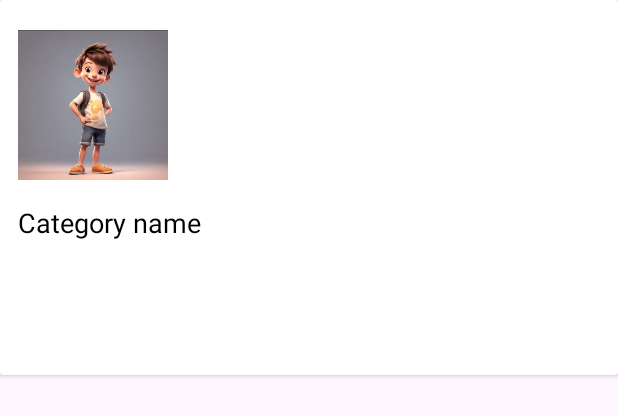
After one commit to Mo3en22/Cook-Book, an Android app: the layout item_category.xml on its own in the app's theme, with its tools: preview values and no code run, on a phone screen of 412 x 824 dp. The commit adds this screen. Shown: the top 416 px of the screen. Run offline under Robolectric (Android 15) with nearby library versions, the phone set to English and light mode, and no system bars; Roboto replaces fonts that are not available here.

Commit message:
Update Home2

```diff
--- a/app/src/main/java/com/training/recipeapp/fragments/LoginFragment.kt
+++ b/app/src/main/java/com/training/recipeapp/fragments/LoginFragment.kt
@@ -45,14 +45,15 @@ class LoginFragment : Fragment() {
             findNavController().navigate(R.id.action_loginFragment_to_registerFragment)
         }
         loginButton.setOnClickListener {
+
             val email = userEmailEditText.editText?.text.toString()
             val password = passwordEditText.editText?.text.toString()
 
             lifecycleScope.launch {
 
-
+               // val emailPattern = "[a-zA-Z0-9._-]+@[a-z]+\\.+[a-z]+"
                 val user = userViewModel.getUser(email)
-                if (user != null && BCrypt.checkpw(password, user.hashedPassword)) {
+                if (user != null && BCrypt.checkpw(password, user.hashedPassword) ){//&& email.matches(emailPattern.toRegex())) {
                     val prefs =
                         requireActivity().getSharedPreferences("app_prefs", Context.MODE_PRIVATE)
                     with(prefs.edit()) {
--- /dev/null
+++ b/app/src/main/res/drawable/broken_image.xml
@@ -0,0 +1,5 @@
+<vector xmlns:android="http://schemas.android.com/apk/res/android" android:height="24dp" android:tint="#ACA8A8" android:viewportHeight="24" android:viewportWidth="24" android:width="24dp">
+
+    <path android:fillColor="@android:color/white" android:pathData="M21,5v6.59l-3,-3.01 -4,4.01 -4,-4 -4,4 -3,-3.01L3,5c0,-1.1 0.9,-2 2,-2h14c1.1,0 2,0.9 2,2zM18,11.42l3,3.01L21,19c0,1.1 -0.9,2 -2,2L5,21c-1.1,0 -2,-0.9 -2,-2v-6.58l3,2.99 4,-4 4,4 4,-3.99z"/>
+
+</vector>
--- /dev/null
+++ b/app/src/main/res/drawable/error_outline.xml
@@ -0,0 +1,5 @@
+<vector xmlns:android="http://schemas.android.com/apk/res/android" android:height="24dp" android:tint="#ACA8A8" android:viewportHeight="24" android:viewportWidth="24" android:width="24dp">
+
+    <path android:fillColor="@android:color/white" android:pathData="M11,15h2v2h-2zM11,7h2v6h-2zM11.99,2C6.47,2 2,6.48 2,12s4.47,10 9.99,10C17.52,22 22,17.52 22,12S17.52,2 11.99,2zM12,20c-4.42,0 -8,-3.58 -8,-8s3.58,-8 8,-8 8,3.58 8,8 -3.58,8 -8,8z"/>
+
+</vector>
--- a/app/src/main/res/layout/fragment_login.xml
+++ b/app/src/main/res/layout/fragment_login.xml
@@ -50,13 +50,14 @@
         android:layout_width="match_parent"
         android:layout_height="wrap_content"
         app:layout_constraintTop_toBottomOf="@id/et_user_name"
-        android:layout_marginTop="15dp">
+        android:layout_marginTop="15dp"
+        app:passwordToggleEnabled="true">
 
         <com.google.android.material.textfield.TextInputEditText
             android:layout_width="match_parent"
             android:layout_height="wrap_content"
             android:hint="Enter your password"
-            android:inputType="numberPassword"
+            android:inputType="textPassword"
             android:textSize="16sp"
             style="@style/CustomTextStyle" />
     </com.google.android.material.textfield.TextInputLayout>
--- /dev/null
+++ b/app/src/main/res/layout/item_category.xml
@@ -0,0 +1,38 @@
+<?xml version="1.0" encoding="utf-8"?>
+<androidx.cardview.widget.CardView xmlns:android="http://schemas.android.com/apk/res/android"
+    android:layout_width="match_parent"
+    android:layout_height="250dp"
+    xmlns:app="http://schemas.android.com/apk/res-auto"
+    xmlns:tools="http://schemas.android.com/tools">
+    <LinearLayout
+        android:orientation="vertical"
+        android:layout_width="match_parent"
+        android:layout_height="match_parent">
+
+
+        <ImageView
+            android:id="@+id/iv_category"
+            android:layout_width="100dp"
+            android:layout_height="100dp"
+            android:layout_marginStart="12dp"
+            android:layout_marginTop="20dp"
+            android:scaleType="centerCrop"
+            app:layout_constraintStart_toStartOf="parent"
+            app:layout_constraintTop_toTopOf="parent"
+            tools:src="@drawable/child_image" />
+
+        <TextView
+            android:id="@+id/tv_category_name"
+            style="@style/CustomTextStyle"
+            android:layout_width="wrap_content"
+            android:layout_height="wrap_content"
+            android:layout_marginStart="12dp"
+            android:layout_marginTop="16dp"
+            android:textSize="18sp"
+
+            tools:text="Category name" />
+
+
+    </LinearLayout>
+
+</androidx.cardview.widget.CardView>
```
Also changed, not shown: app/src/main/java/com/training/recipeapp/mealadpter/RecipeAdapterCategory.kt (added, +51 -0 lines), app/src/main/res/drawable/child_image.png (added), 309 other files.
